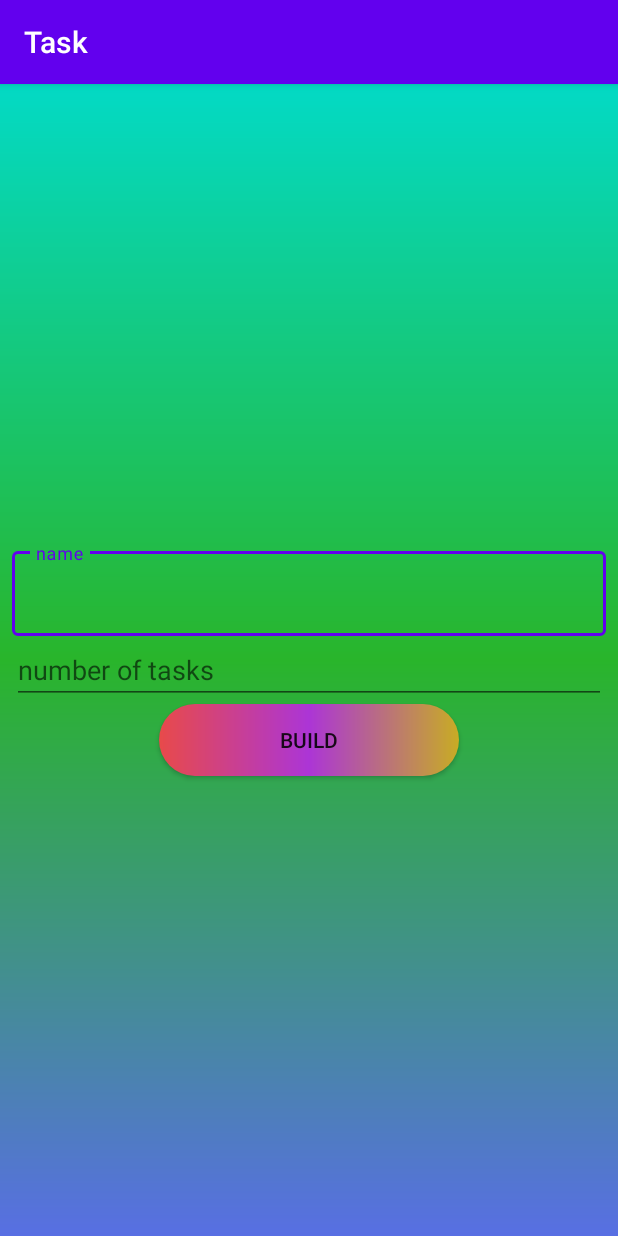
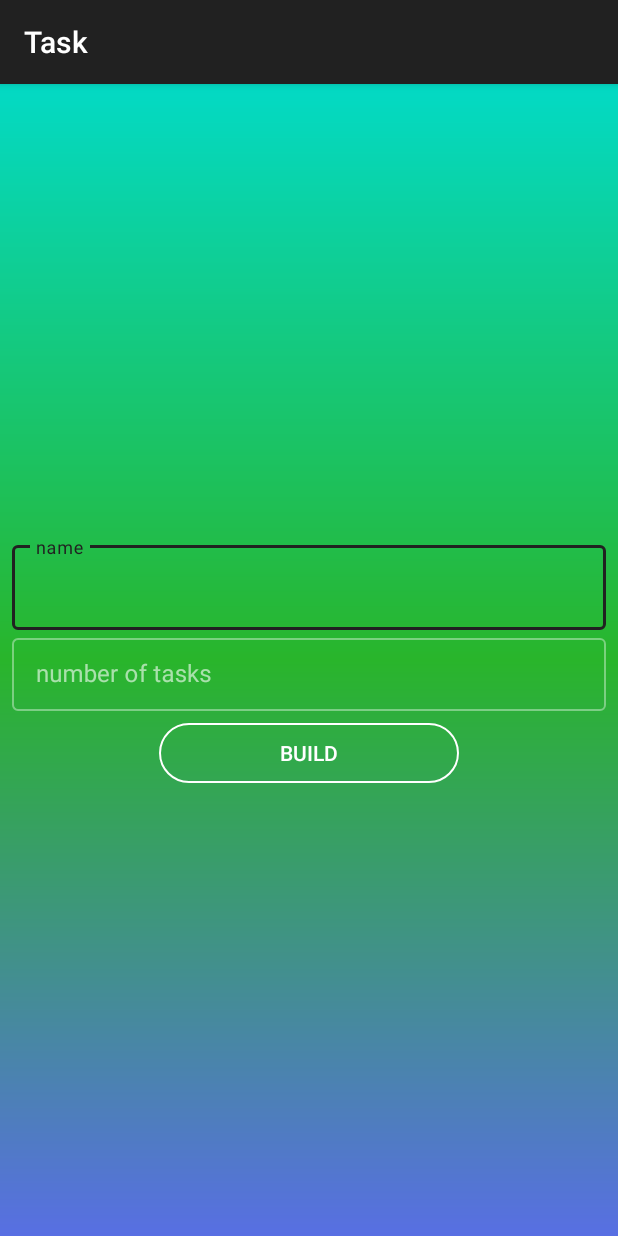
Before and after one commit to sirMojtaba/MyTaskManager, an Android app: the screen it shows after launch (StarterActivity), on a phone screen of 412 x 824 dp. Run offline under Robolectric (Android 15) with nearby library versions, the phone set to English and light mode, and no system bars.

Commit message:
set animation for hints and redesign build button

```diff
--- a/app/build.gradle
+++ b/app/build.gradle
@@ -1,7 +1,7 @@
 apply plugin: 'com.android.application'
 
 android {
-    compileSdkVersion 30
+    compileSdkVersion 29
     buildToolsVersion "30.0.1"
 
     defaultConfig {
--- a/app/src/main/AndroidManifest.xml
+++ b/app/src/main/AndroidManifest.xml
@@ -8,12 +8,11 @@
         android:label="@string/app_name"
         android:roundIcon="@mipmap/ic_launcher_round"
         android:supportsRtl="true"
-        android:theme="@style/AppTheme">
+        android:theme="@style/Theme.MaterialComponents.Bridge">
         <activity android:name=".controller.activity.TaskListActivity"></activity>
         <activity android:name=".controller.activity.StarterActivity">
             <intent-filter>
                 <action android:name="android.intent.action.MAIN" />
-
                 <category android:name="android.intent.category.LAUNCHER" />
             </intent-filter>
         </activity>
--- a/app/src/main/res/drawable/gradient_button.xml
+++ b/app/src/main/res/drawable/gradient_button.xml
@@ -1,13 +1,18 @@
 <?xml version="1.0" encoding="utf-8"?>
 <shape xmlns:android="http://schemas.android.com/apk/res/android">
-    <gradient
-        android:startColor="#E84A4A"
-        android:centerColor="#AC35D6"
-        android:endColor="#C8AC24"
-        android:angle="0"
-        />
+<!--    <gradient-->
+<!--        android:startColor="#E84A4A"-->
+<!--        android:centerColor="#AC35D6"-->
+<!--        android:endColor="#C8AC24"-->
+<!--        android:angle="0"-->
+<!--        />-->
+
     <corners
         android:radius="30dp"
         />
+    <stroke
+        android:width="1dp"
+        android:color="#FFFFFF"
+        />
 
 </shape>
--- a/app/src/main/res/layout/fragment_starter.xml
+++ b/app/src/main/res/layout/fragment_starter.xml
@@ -11,32 +11,43 @@
     tools:context=".controller.fragment.StarterFragment">
 
     <com.google.android.material.textfield.TextInputLayout
+        android:id="@+id/input"
         style="@style/Widget.MaterialComponents.TextInputLayout.OutlinedBox"
         android:layout_width="match_parent"
-        android:layout_height="wrap_content"
-        app:boxBackgroundMode="outline">
+        android:layout_height="wrap_content">
 
         <EditText
             android:id="@+id/edit_text_user_name"
+            style="@null"
             android:layout_width="match_parent"
             android:layout_height="wrap_content"
+            android:background="@null"
             android:gravity="start|top"
             android:hint="name"
             android:inputType="textMultiLine" />
     </com.google.android.material.textfield.TextInputLayout>
 
+    <com.google.android.material.textfield.TextInputLayout
+        style="@style/Widget.MaterialComponents.TextInputLayout.OutlinedBox.Dense"
+        android:layout_width="match_parent"
+        android:layout_height="wrap_content">
+
         <EditText
             android:id="@+id/edit_text_number_of_tasks"
+            style="@null"
             android:layout_width="match_parent"
             android:layout_height="wrap_content"
             android:ems="10"
             android:hint="number of tasks"
             android:inputType="number" />
+    </com.google.android.material.textfield.TextInputLayout>
 
     <Button
         android:id="@+id/button_build"
         android:layout_width="200dp"
-        android:layout_height="wrap_content"
+        android:layout_height="40dp"
+        android:layout_marginTop="8dp"
         android:background="@drawable/gradient_button"
+        android:hapticFeedbackEnabled="true"
         android:text="build" />
 </LinearLayout>
```
Lines whose indentation alone changed are shown as unchanged.
